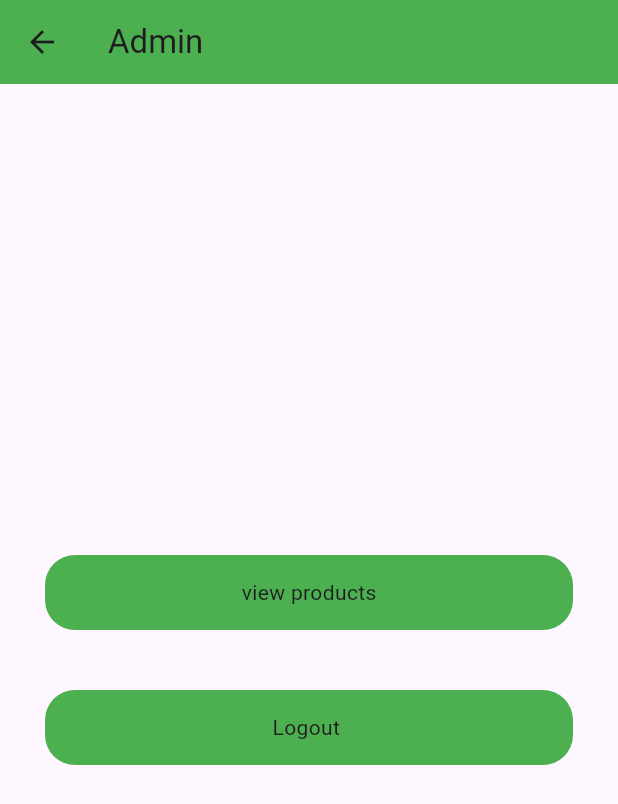
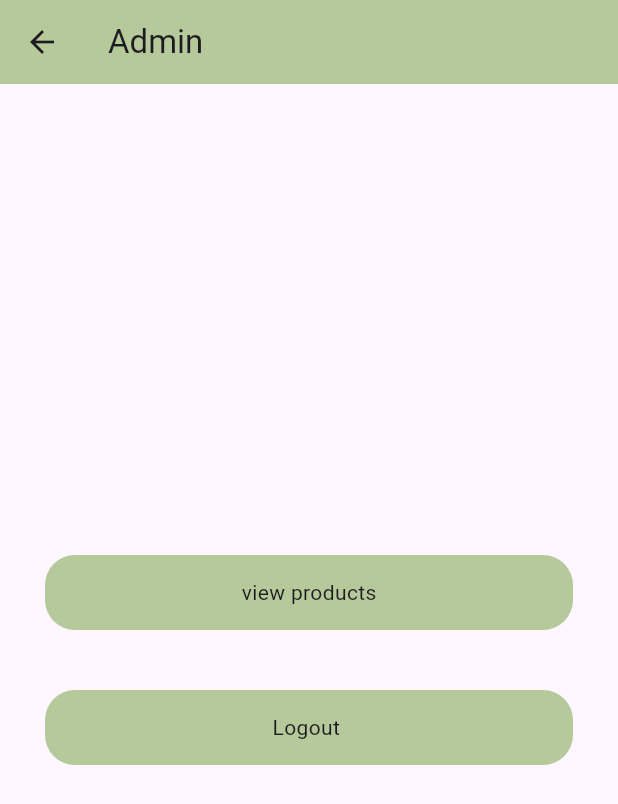
Before and after one commit to Dev-Abhijithmp/thriftstore, a Flutter app: the Adminpage screen opened directly, on a phone screen of 412 x 824 dp. Shown: the top 804 px of the screen. Run offline on Flutter 3.47's test engine with Material 2 defaults, Android fonts, the phone set to English and light mode, and no system bars; our stand-ins replace cloud_firestore, curved_navigation_bar, firebase_auth, firebase_core, firebase_storage, flutter_local_notifications and 3 more; missing offline and left inert: cloud_firestore_web, firebase_auth_web, firebase_core_web, flutter_swiper_tv; accounts and stored records are empty; network calls fail.

Commit message:
feat:color changed

```diff
--- a/lib/admin/adminpage.dart
+++ b/lib/admin/adminpage.dart
@@ -1,6 +1,7 @@
 import 'package:flutter/material.dart';
 import 'package:thriftstore/admin/viewproducts.dart';
 import 'package:thriftstore/authentication/authenticate.dart';
+import 'package:thriftstore/widgets.dart';
 
 class Adminpage extends StatelessWidget {
   const Adminpage({Key? key}) : super(key: key);
@@ -10,7 +11,7 @@ class Adminpage extends StatelessWidget {
     return Scaffold(
       appBar: AppBar(
         title: const Text("Admin"),
-        backgroundColor: Colors.green,
+        backgroundColor: admincolor,
       ),
       body: Column(
         mainAxisAlignment: MainAxisAlignment.center,
@@ -18,8 +19,8 @@ class Adminpage extends StatelessWidget {
         children: [
           InkWell(
             onTap: () {
-              Navigator.push(
-                  context, MaterialPageRoute(builder: (_) => const ViewProducts()));
+              Navigator.push(context,
+                  MaterialPageRoute(builder: (_) => const ViewProducts()));
             },
             child: Container(
               height: 50,
@@ -27,7 +28,7 @@ class Adminpage extends StatelessWidget {
               margin: const EdgeInsets.symmetric(vertical: 20, horizontal: 30),
               decoration: BoxDecoration(
                 borderRadius: BorderRadius.circular(20),
-                color: Colors.green,
+                color: admincolor,
               ),
               child: const Center(
                 child: Text("view products"),
@@ -44,7 +45,7 @@ class Adminpage extends StatelessWidget {
               margin: const EdgeInsets.symmetric(vertical: 20, horizontal: 30),
               decoration: BoxDecoration(
                 borderRadius: BorderRadius.circular(20),
-                color: Colors.green,
+                color: admincolor,
               ),
               child: const Center(
                 child: Text("Logout "),
--- a/lib/authentication/registration.dart
+++ b/lib/authentication/registration.dart
@@ -169,7 +169,7 @@ class RegisterState extends State<Register> {
           cursorColor: mainColor,
           decoration: const InputDecoration(
             icon: Icon(Icons.password, color: mainColor),
-            hintText: "RE-ENTER THE PAASWORD",
+            hintText: "RE-ENTER THE PASSWORD",
             enabledBorder: InputBorder.none,
             focusedBorder: InputBorder.none,
           ),
--- a/lib/widgets.dart
+++ b/lib/widgets.dart
@@ -18,3 +18,4 @@ showdialogue(String title, String content, context) {
 }
 
 const Color mainColor = Color.fromRGBO(239, 149, 149, 1);
+const Color admincolor = Color.fromRGBO(181, 201, 154, 1);
```
Also changed, not shown: lib/admin/viewcomplaintsadmin.dart (+4 -3 lines), lib/admin/viewproducts.dart (+5 -6 lines), lib/innerscreen/loadingpage.dart (+5 -6 lines).
